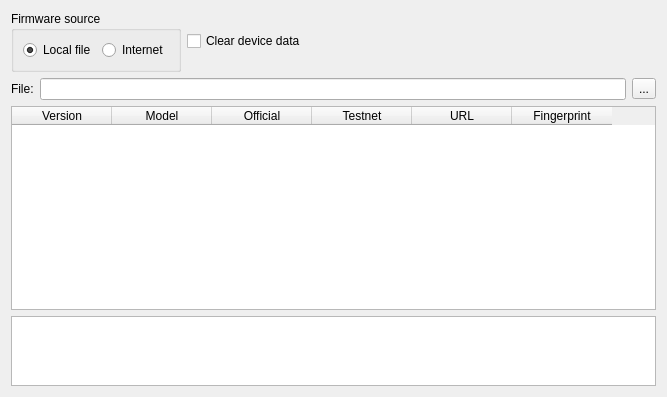
Before: the Qt Designer form src/ui/ui_hw_update_firmware_wdg.ui in Bertrand256/dash-masternode-tool, drawn with Qt 5.
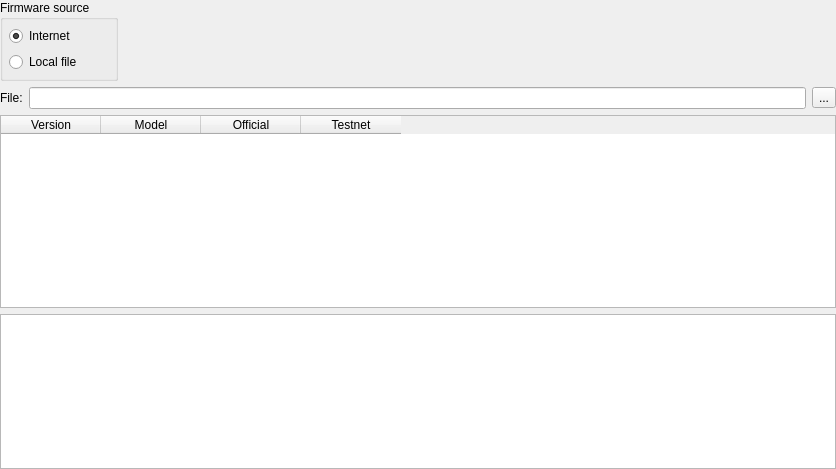
After: the same form once the commit is applied.

Commit message: Wallet tools dialog: update firmware page

Diff of the .ui file:
```diff
--- a/src/ui/ui_hw_update_firmware_wdg.ui
+++ b/src/ui/ui_hw_update_firmware_wdg.ui
@@ -6,16 +6,51 @@
    <rect>
     <x>0</x>
     <y>0</y>
-    <width>667</width>
-    <height>397</height>
+    <width>836</width>
+    <height>469</height>
    </rect>
   </property>
   <property name="windowTitle">
    <string>Form</string>
   </property>
-  <layout class="QVBoxLayout" name="verticalLayout">
+  <layout class="QVBoxLayout" name="verticalLayout_4">
+   <property name="spacing">
+    <number>6</number>
+   </property>
+   <property name="leftMargin">
+    <number>0</number>
+   </property>
+   <property name="topMargin">
+    <number>0</number>
+   </property>
+   <property name="rightMargin">
+    <number>0</number>
+   </property>
+   <property name="bottomMargin">
+    <number>0</number>
+   </property>
    <item>
-    <layout class="QHBoxLayout" name="layoutFirmwareSource">
+    <widget class="QStackedWidget" name="pages">
+     <property name="currentIndex">
+      <number>0</number>
+     </property>
+     <widget class="QWidget" name="page1">
+      <layout class="QVBoxLayout" name="verticalLayout_3">
+       <property name="spacing">
+        <number>6</number>
+       </property>
+       <property name="leftMargin">
+        <number>0</number>
+       </property>
+       <property name="topMargin">
+        <number>0</number>
+       </property>
+       <property name="rightMargin">
+        <number>0</number>
+       </property>
+       <property name="bottomMargin">
+        <number>0</number>
+       </property>
      <item>
       <widget class="QGroupBox" name="gbFirmwareSourceType">
        <property name="sizePolicy">
@@ -27,23 +62,19 @@
        <property name="title">
         <string>Firmware source</string>
        </property>
-       <layout class="QHBoxLayout" name="horizontalLayout_9">
-        <item>
-         <widget class="QRadioButton" name="rbFirmwareSourceLocalFile">
-          <property name="sizePolicy">
-           <sizepolicy hsizetype="Maximum" vsizetype="Fixed">
-            <horstretch>0</horstretch>
-            <verstretch>0</verstretch>
-           </sizepolicy>
+         <layout class="QVBoxLayout" name="verticalLayout_2">
+          <property name="leftMargin">
+           <number>6</number>
           </property>
-          <property name="text">
-           <string>Local file</string>
+          <property name="topMargin">
+           <number>6</number>
           </property>
-          <property name="checked">
-           <bool>true</bool>
+          <property name="rightMargin">
+           <number>6</number>
           </property>
-         </widget>
-        </item>
+          <property name="bottomMargin">
+           <number>6</number>
+          </property>
         <item>
          <widget class="QRadioButton" name="rbFirmwareSourceInternet">
           <property name="sizePolicy">
@@ -55,20 +86,21 @@
           <property name="text">
            <string>Internet</string>
           </property>
-         </widget>
-        </item>
-       </layout>
+            <property name="checked">
+             <bool>true</bool>
+            </property>
       </widget>
      </item>
      <item>
-      <widget class="QCheckBox" name="chbWipeDevice">
-       <property name="toolTip">
-        <string>Check if you would like to wipe your device data (seed, pin) during the process.
-This is highly recommended if you are uploading an unofficial firmware.
-For an official firmware, you can uncheck this option.</string>
+           <widget class="QRadioButton" name="rbFirmwareSourceLocalFile">
+            <property name="sizePolicy">
+             <sizepolicy hsizetype="Maximum" vsizetype="Fixed">
+              <horstretch>0</horstretch>
+              <verstretch>0</verstretch>
+             </sizepolicy>
        </property>
        <property name="text">
-        <string>Clear device data</string>
+             <string>Local file</string>
        </property>
        <property name="checked">
         <bool>false</bool>
@@ -76,6 +108,7 @@
       </widget>
      </item>
     </layout>
+        </widget>
    </item>
    <item>
     <layout class="QHBoxLayout" name="layoutFile">
@@ -103,7 +136,7 @@
      <property name="sizePolicy">
       <sizepolicy hsizetype="Expanding" vsizetype="Expanding">
        <horstretch>0</horstretch>
-       <verstretch>0</verstretch>
+           <verstretch>5</verstretch>
       </sizepolicy>
      </property>
      <property name="selectionBehavior">
@@ -135,35 +168,118 @@
        <string>Testnet</string>
       </property>
      </column>
-     <column>
-      <property name="text">
-       <string>URL</string>
-      </property>
-     </column>
-     <column>
-      <property name="text">
-       <string>Fingerprint</string>
-      </property>
-     </column>
     </widget>
    </item>
    <item>
     <widget class="QTextEdit" name="edtFirmwareNotes">
      <property name="sizePolicy">
-      <sizepolicy hsizetype="Expanding" vsizetype="Fixed">
+          <sizepolicy hsizetype="Expanding" vsizetype="Expanding">
        <horstretch>0</horstretch>
-       <verstretch>0</verstretch>
+           <verstretch>4</verstretch>
       </sizepolicy>
      </property>
      <property name="maximumSize">
       <size>
        <width>16777215</width>
-       <height>70</height>
+           <height>16777215</height>
       </size>
      </property>
      <property name="readOnly">
       <bool>true</bool>
      </property>
+        </widget>
+       </item>
+       <item>
+        <spacer name="verticalSpacer_2">
+         <property name="orientation">
+          <enum>Qt::Vertical</enum>
+         </property>
+         <property name="sizeType">
+          <enum>QSizePolicy::Expanding</enum>
+         </property>
+         <property name="sizeHint" stdset="0">
+          <size>
+           <width>0</width>
+           <height>0</height>
+          </size>
+         </property>
+        </spacer>
+       </item>
+      </layout>
+     </widget>
+     <widget class="QWidget" name="page2">
+      <layout class="QVBoxLayout" name="verticalLayout">
+       <property name="spacing">
+        <number>6</number>
+       </property>
+       <property name="leftMargin">
+        <number>0</number>
+       </property>
+       <property name="topMargin">
+        <number>0</number>
+       </property>
+       <property name="rightMargin">
+        <number>0</number>
+       </property>
+       <property name="bottomMargin">
+        <number>0</number>
+       </property>
+       <item>
+        <widget class="QCheckBox" name="chbWipeDevice">
+         <property name="toolTip">
+          <string>Check if you would like to wipe your device data (seed, pin) during the process.
+This is highly recommended if you are uploading an unofficial firmware.
+For an official firmware, you can uncheck this option.</string>
+         </property>
+         <property name="text">
+          <string>Clear device data when updating firmware</string>
+         </property>
+         <property name="checked">
+          <bool>false</bool>
+         </property>
+        </widget>
+       </item>
+       <item>
+        <spacer name="verticalSpacer">
+         <property name="orientation">
+          <enum>Qt::Vertical</enum>
+         </property>
+         <property name="sizeHint" stdset="0">
+          <size>
+           <width>20</width>
+           <height>40</height>
+          </size>
+         </property>
+        </spacer>
+       </item>
+      </layout>
+     </widget>
+     <widget class="QWidget" name="page3">
+      <layout class="QVBoxLayout" name="verticalLayout_5">
+       <property name="leftMargin">
+        <number>0</number>
+       </property>
+       <property name="topMargin">
+        <number>0</number>
+       </property>
+       <property name="rightMargin">
+        <number>0</number>
+       </property>
+       <property name="bottomMargin">
+        <number>0</number>
+       </property>
+       <item>
+        <widget class="QLabel" name="lblMessage">
+         <property name="text">
+          <string>...</string>
+         </property>
+         <property name="alignment">
+          <set>Qt::AlignCenter</set>
+         </property>
+        </widget>
+       </item>
+      </layout>
+     </widget>
     </widget>
    </item>
   </layout>
```
Left out of the diff: 4 changed lines with no effect on the pictures. Lines whose indentation alone changed are shown as unchanged. The commit also changes 5 other files.
